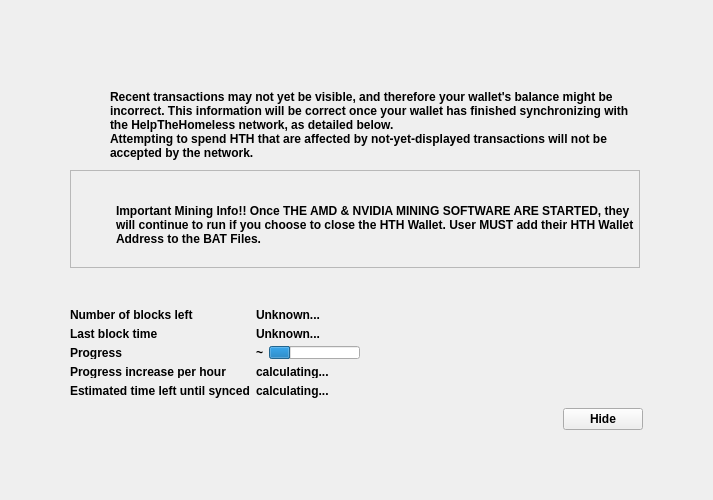
Qt form src/qt/forms/modaloverlay.ui (HTHcoin/helpthehomelesscoin) before a commit.
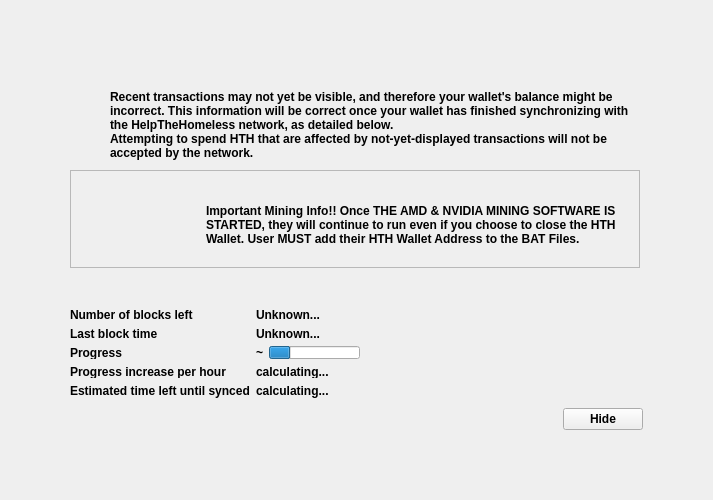
The same form after that commit. Icons and pictures are not drawn. Custom widgets are drawn as their Qt base class.

```diff
--- a/src/qt/forms/modaloverlay.ui
+++ b/src/qt/forms/modaloverlay.ui
@@ -206,7 +206,7 @@
               <height>87</height>
              </rect>
             </property>
-            <layout class="QHBoxLayout" name="horizontalLayoutIconText_2" stretch="0,1">
+            <layout class="QHBoxLayout" name="horizontalLayoutIconText_2" stretch="0,0,1">
              <property name="topMargin">
               <number>20</number>
              </property>
@@ -254,6 +254,22 @@
                </item>
               </layout>
              </item>
+             <item>
+              <spacer name="horizontalSpacer_2">
+               <property name="orientation">
+                <enum>Qt::Horizontal</enum>
+               </property>
+               <property name="sizeType">
+                <enum>QSizePolicy::Fixed</enum>
+               </property>
+               <property name="sizeHint" stdset="0">
+                <size>
+                 <width>90</width>
+                 <height>20</height>
+                </size>
+               </property>
+              </spacer>
+             </item>
              <item>
               <layout class="QVBoxLayout" name="verticalLayoutInfoText_2">
                <property name="leftMargin">
@@ -265,7 +281,7 @@
                <item>
                 <widget class="QLabel" name="infoText_2">
                  <property name="text">
-                  <string>Important Mining Info!! Once THE AMD &amp; NVIDIA MINING SOFTWARE ARE STARTED, they will continue to run if you choose to close the HTH Wallet.  User MUST add their HTH Wallet Address to the BAT Files. </string>
+                  <string>Important Mining Info!! Once THE AMD &amp; NVIDIA MINING SOFTWARE IS STARTED, they will continue to run even if you choose to close the HTH Wallet.  User MUST add their HTH Wallet Address to the BAT Files. </string>
                  </property>
                  <property name="textFormat">
                   <enum>Qt::RichText</enum>
```
